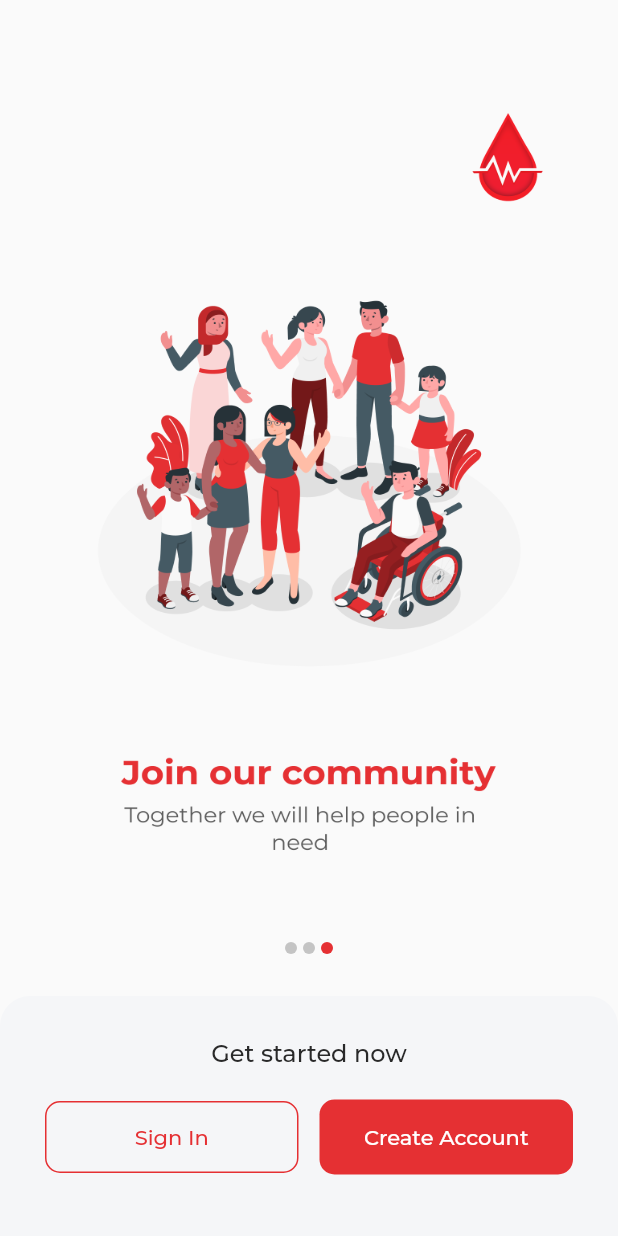
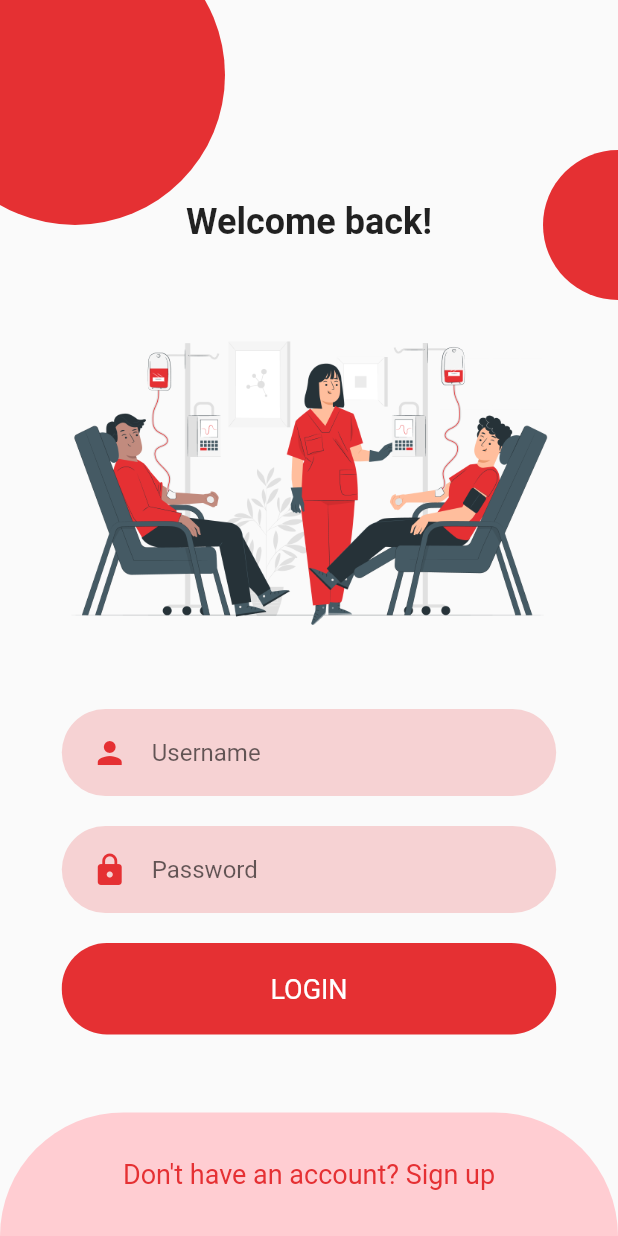
Before and after one commit to POORVI111/raktkhoj, a Flutter app: the screen it shows after launch, after a tap on "Sign In", on a phone screen of 412 x 824 dp. Run offline on Flutter 3.47's test engine with Material 2 defaults, Android fonts, the phone set to English and light mode, and no system bars; drawn by our look-alikes of carousel_slider; our stand-ins replace firebase_auth, firebase_core, flutter_svg, google_fonts, shimmer, simple_animations; missing offline and left inert: dropdownfield; accounts and stored records are empty.

Commit message:
login and signup UI added

```diff
--- a/lib/Colors.dart
+++ b/lib/Colors.dart
@@ -4,3 +4,4 @@ const kLightGrey=Color(0xfff5f6f8);
 const kGrey=Color(0xffc9c9c9);
 const kDarkGrey=Color(0xff9c9c9c);
 const kDarkerGrey=Color(0xff5b5b5b);
+const kBackgroundColor=Color(0xFFFFCDD2);
--- /dev/null
+++ b/lib/Constants.dart
@@ -0,0 +1 @@
+import 'package:flutter/material.dart';
--- /dev/null
+++ b/lib/Login.dart
@@ -0,0 +1,317 @@
+//import 'dart:html';
+
+import 'package:dropdownfield/dropdownfield.dart';
+import 'package:flutter/cupertino.dart';
+import 'package:flutter/material.dart';
+import 'package:flutter/services.dart';
+import 'package:flutter_svg/svg.dart';
+import 'package:raktkhoj/Constants.dart';
+import 'package:raktkhoj/components/rounded_button.dart';
+import 'package:raktkhoj/components/rounded_input.dart';
+import 'package:raktkhoj/components/rounded_password_input.dart';
+import 'Colors.dart';
+
+class LoginScreen extends StatefulWidget {
+  const LoginScreen({Key? key}) : super(key: key);
+
+  @override
+  _LoginScreenState createState() => _LoginScreenState();
+}
+
+class _LoginScreenState extends State<LoginScreen> with SingleTickerProviderStateMixin {
+  bool isLogin=true;
+  late Animation<double> containerSize;
+  late AnimationController animationController;
+  Duration animationDuration=Duration(milliseconds: 270);
+
+  @override
+  void initState(){
+    super.initState();
+    SystemChrome.setEnabledSystemUIOverlays([]);
+
+    animationController=AnimationController(vsync: this,duration: animationDuration);
+  }
+
+  @override
+  void dispose() {
+    // TODO: implement dispose
+    animationController.dispose();
+    super.dispose();
+  }
+
+
+  @override
+  Widget build(BuildContext context) {
+    Size size = MediaQuery
+        .of(context)
+        .size;
+    //we are using this to determine keyboard is opened or not
+    double viewInset = MediaQuery
+        .of(context)
+        .viewInsets
+        .bottom;
+
+    double defaultLoginSize = size.height - (size.height * 0.2);
+    double defaultRegisterSize = size.height - (size.height * 0.1);
+
+    containerSize=Tween<double>(
+        begin: size.height*0.1 ,
+        end: defaultRegisterSize)
+        .animate(CurvedAnimation(
+        parent: animationController,
+        curve: Curves.linear));
+    return Scaffold(
+        body: Stack(
+
+          children: [
+
+            //adding some decorations....
+            Positioned(
+              top: 100,
+                right: -50,
+                child: Container(
+                  width: 100,
+                  height: 100,
+                  decoration: BoxDecoration(
+                    borderRadius: BorderRadius.circular(50),
+                    color: kMainRed,
+                  ),
+                ),
+            ),
+
+            Positioned(
+              top: -50,
+              left: -50,
+              child: Container(
+                width: 200,
+                height: 200,
+                decoration: BoxDecoration(
+                  borderRadius: BorderRadius.circular(100),
+                  color: kMainRed,
+                ),
+              ),
+            ),
+
+            //CANCEL BUTTON........
+            AnimatedOpacity(
+              opacity: isLogin ? 0.0 : 1.0,
+              duration: animationDuration,
+              child: Align(
+                alignment: Alignment.topCenter,
+                child: Container(
+                  width: size.width,
+                  height: size.height*0.1,
+                  alignment: Alignment.bottomCenter,
+
+                  child: IconButton(
+                    icon:Icon(Icons.close),
+                    onPressed: isLogin ? null : (){ //returning null to disable the button
+                      animationController.reverse();
+                      setState(() {
+                        isLogin = !isLogin;
+                      });
+                    },
+                    color: kMainRed,
+                  ),
+                ),
+              ),
+            ),
+            //LOGIN FORM.....
+            AnimatedOpacity(
+              opacity: isLogin ? 1.0 : 0.0,
+              duration: animationDuration * 4,
+              child: Align(
+                alignment: Alignment.center,
+                child: SingleChildScrollView(
+                  child: Container(
+                    width: size.width,
+                    height: defaultLoginSize,
+
+                    child: Column(
+                      crossAxisAlignment: CrossAxisAlignment.center,
+                      mainAxisAlignment: MainAxisAlignment.center,
+
+                      children: [
+                        Text(
+                          "Welcome back!",
+                          style: TextStyle(
+                              fontWeight: FontWeight.bold,
+                              fontSize: 24
+                          ),
+                        ),
+
+                        SizedBox(height: 40),
+
+                        Container(
+                          width: size.width * 0.8,
+                          child: Image.asset("images/Login.png"),
+                        ),
+                        //new SvgPicture.asset('images/Login.svg'),
+
+                        SizedBox(height: 40),
+
+                        RoundedInput(icon: Icons.person,hint:'Username',),
+
+                        RoundedPasswordInput(hint:'Password'),
+
+                        SizedBox(height: 10,),
+
+                        RoundedButton(title: 'LOGIN'),
+
+                      ],
+
+                    ),
+                  ),
+                ),
+              ),
+            ),
+
+            //REGISTER CONTAINER......
+            AnimatedBuilder(
+              animation: animationController,
+              builder: (context , child){
+                if(viewInset == 0 && isLogin) {
+                    return buildRegisterConatiner();
+                  }else if(!isLogin){
+                  return buildRegisterConatiner();
+                }
+                //returning an empty conatiner to hide widget
+                return Container();
+              },
+
+            ),
+
+            //REGISTER FORM GOES HERE ........
+            AnimatedOpacity(
+              opacity: isLogin ? 0.0 : 1.0,
+              duration: animationDuration*5,
+              child: Visibility(
+                visible: !isLogin,
+                child: Align(
+                  alignment: Alignment.center,
+                  child: SingleChildScrollView(
+                    child: Container(
+                      width: size.width,
+                      height: defaultRegisterSize,
+
+                      child: Column(
+                        crossAxisAlignment: CrossAxisAlignment.center,
+                        mainAxisAlignment: MainAxisAlignment.center,
+
+                        children: [
+                          Text(
+                            "Welcome !",
+                            style: TextStyle(
+                                fontWeight: FontWeight.bold,
+                                fontSize: 24
+                            ),
+                          ),
+
+                          SizedBox(height: 5),
+
+                          Container(
+                            width: size.width * 0.6,
+                            child: Image.asset("images/Login.png"),
+                          ),
+                          //new SvgPicture.asset('images/Login.svg'),
+
+                          SizedBox(height: 5),
+
+                          RoundedInput(icon: Icons.person,hint:'Username',),
+
+                          RoundedInput(icon: Icons.mail,hint:'Email',),
+
+                          RoundedPasswordInput(hint:'Password'),
+                          Container(
+                        margin: EdgeInsets.symmetric(vertical: 10),
+                        padding: EdgeInsets.symmetric(horizontal: 20,vertical: 5),
+                        width: size.width*0.8,
+                        decoration: BoxDecoration(
+                            borderRadius: BorderRadius.circular(30),
+                            color: kMainRed.withAlpha(50)
+                        ),
+                          child: DropDownField(
+                              controller: bgroup,
+                              itemsVisibleInDropdown: 1,
+                              icon: Icon(Icons.bloodtype,color: kMainRed,),
+                              hintText: "Blood Group",
+                              hintStyle: TextStyle(color: kDarkerGrey , fontSize: 10, ),
+                              enabled: true,
+                            items: bloodGroups,
+                            onValueChanged: (value){
+                                setState(() {
+                                  selectGroup=value;
+                                });
+                            },
+                          ),
+                      ),
+
+                          SizedBox(height: 10,),
+
+                          RoundedButton(title: 'SIGNUP'),
+
+                        ],
+
+                      ),
+                    ),
+                  ),
+                ),
+              ),
+            ),
+          ],
+        )
+    );
+  }
+
+
+  Widget buildRegisterConatiner()
+  {
+    return Align(
+      alignment: Alignment.bottomCenter,
+      child: Container(
+        width: double.infinity,
+        height: containerSize.value,
+        decoration: BoxDecoration(
+            borderRadius: BorderRadius.only(
+              topLeft: Radius.circular(100),
+              topRight:Radius.circular(100),
+            ),
+            color: kBackgroundColor
+        ),
+        alignment: Alignment.center,
+        child: GestureDetector(
+          onTap: !isLogin ? null : (){
+            animationController.forward();
+
+            setState(() {
+              isLogin= !isLogin;
+            });
+          },
+          child: isLogin ? Text(
+            "Don't have an account? Sign up",
+            style: TextStyle(
+              color: kMainRed,
+              fontSize: 18,
+            ),
+          ) : null,
+        ),
+      ),
+    );
+  }
+
+}
+
+String selectGroup="";
+final bgroup=TextEditingController();
+//creating a list of blood groups
+
+List<String> bloodGroups=[
+  "A+",
+  "A-",
+  "O+",
+  "O-",
+  "B-",
+  "B+",
+  "AB-",
+  "AB+"
+];
--- a/lib/Onboarding.dart
+++ b/lib/Onboarding.dart
@@ -2,7 +2,7 @@ import 'package:flutter/material.dart';
 import 'package:carousel_slider/carousel_slider.dart';
 import 'package:raktkhoj/Colors.dart';
 import 'package:google_fonts/google_fonts.dart';
-
+import 'Login.dart';
 
 
 class OnBoarding extends StatefulWidget {
@@ -90,10 +90,10 @@ class _OnBoardingState extends State<OnBoarding> {
                           child: InkWell(
                             onTap: (){
 
-                             /* Navigator.push(
+                             Navigator.push(
                                 context,
-                                MaterialPageRoute(builder: (context) => Login()),
-                              );*/
+                                MaterialPageRoute(builder: (context) => LoginScreen()),
+                              );
                             },
                             child: Container(
                                 height: 48,
--- /dev/null
+++ b/lib/components/input_container.dart
@@ -0,0 +1,25 @@
+import 'package:flutter/material.dart';
+
+import '../Colors.dart';
+class InputContainer extends StatelessWidget {
+  const InputContainer({Key? key,
+    required this.child}) : super(key: key);
+
+  final Widget child;
+
+  @override
+  Widget build(BuildContext context) {
+    Size size= MediaQuery.of(context).size;
+
+    return Container(
+      margin: EdgeInsets.symmetric(vertical: 10),
+      padding: EdgeInsets.symmetric(horizontal: 20,vertical: 5),
+      width: size.width*0.8,
+      decoration: BoxDecoration(
+          borderRadius: BorderRadius.circular(30),
+          color: kMainRed.withAlpha(50)
+      ),
+      child: child,
+    );
+  }
+}
--- /dev/null
+++ b/lib/components/rounded_button.dart
@@ -0,0 +1,32 @@
+import 'package:flutter/material.dart';
+import 'package:raktkhoj/Colors.dart';
+
+class RoundedButton extends StatelessWidget {
+  const RoundedButton({Key? key , required this.title}) : super(key: key);
+  final String title;
+  @override
+  Widget build(BuildContext context) {
+    Size size = MediaQuery.of(context).size;
+    return InkWell(
+      onTap: (){},
+      borderRadius: BorderRadius.circular(30),
+      child: Container(
+        width: size.width*0.8,
+        decoration: BoxDecoration(
+          borderRadius: BorderRadius.circular(30),
+          color: kMainRed,
+
+        ),
+        padding: EdgeInsets.symmetric(vertical: 20),
+        alignment: Alignment.center,
+        child: Text(
+          title,
+          style: TextStyle(
+            color: Colors.white,
+            fontSize: 18
+        ),
+        ),
+      ),
+    );
+  }
+}
--- /dev/null
+++ b/lib/components/rounded_input.dart
@@ -0,0 +1,31 @@
+import 'package:flutter/material.dart';
+import 'package:raktkhoj/Colors.dart';
+
+import 'input_container.dart';
+
+class RoundedInput extends StatelessWidget {
+  const RoundedInput(
+      { Key? key,
+        //required this.size,
+        required this.icon, required this.hint
+        //required this.hint
+      }) : super(key: key);
+
+  //final Size size;
+  final IconData icon;
+  final String hint;
+
+  @override
+  Widget build(BuildContext context) {
+
+    return InputContainer(
+        child: TextField(
+        cursorColor: kMainRed,
+        decoration: InputDecoration(
+        icon: Icon(icon , color: kMainRed,),
+        hintText: hint,
+        border: InputBorder.none
+    ),
+    )
+    );}
+}
--- /dev/null
+++ b/lib/components/rounded_password_input.dart
@@ -0,0 +1,28 @@
+import 'package:flutter/material.dart';
+import 'package:raktkhoj/Colors.dart';
+
+import 'input_container.dart';
+
+class RoundedPasswordInput extends StatelessWidget {
+  const RoundedPasswordInput(
+      { Key? key,
+        required this.hint,
+      }) : super(key: key);
+
+  //final Size size;
+  final String hint;
+  @override
+  Widget build(BuildContext context) {
+
+    return InputContainer(
+        child: TextField(
+          cursorColor: kMainRed,
+          obscureText: true,
+          decoration: InputDecoration(
+              icon: Icon(Icons.lock , color: kMainRed,),
+              hintText: hint,
+              border: InputBorder.none
+          ),
+        )
+    );}
+}
--- a/pubspec.yaml
+++ b/pubspec.yaml
@@ -43,6 +43,8 @@ dependencies:
   firebase_database: any
   modal_progress_hud: ^0.1.3
   pinput: ^0.2.6
+  flutter_svg: ^0.22.0
+  dropdownfield: ^1.0.3
 
 dev_dependencies:
   flutter_test:
```
Also changed, not shown: images/Login.png (added), pubspec.lock.
